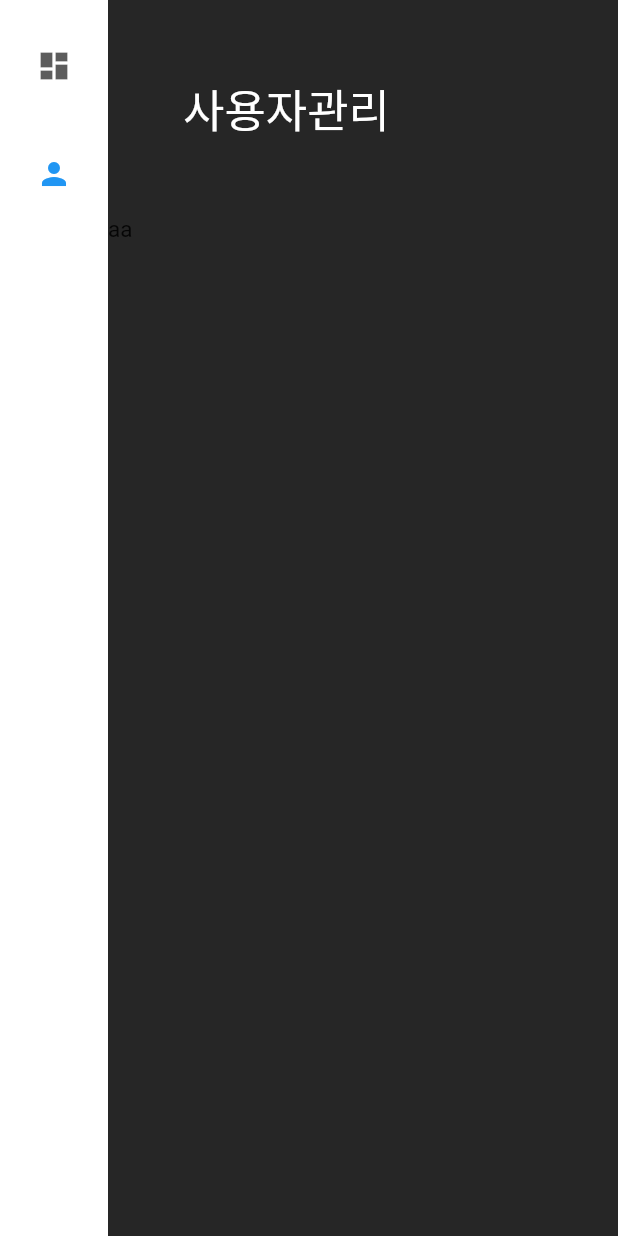
After one commit to kim-doan/portfolio_frontend, a Flutter app: the AdminScreen screen opened directly, after a tap on "사용자관리", on a phone screen of 412 x 824 dp. The commit adds this screen. Run offline on Flutter 3.47's test engine with Material 2 defaults, Android fonts, the phone set to English and light mode, and no system bars; our stand-ins replace animated_text_kit, flutter_screenutil, flutter_spinkit, fluttertoast, font_awesome_flutter, get and 2 more; missing offline and left inert: hovering; accounts and stored records are empty; Roboto replaces fonts that are missing (AppleSdGothicNeo).

Commit message:
관리자 페이지

```diff
--- /dev/null
+++ b/portfolio/lib/Screens/Admin/admin_screen.dart
@@ -0,0 +1,75 @@
+import 'package:flutter/material.dart';
+import 'package:portfolio/Screens/Admin/screen/dashboard.dart';
+import 'package:portfolio/Screens/Admin/screen/user_manage.dart';
+
+class AdminScreen extends StatefulWidget {
+  const AdminScreen({Key? key}) : super(key: key);
+
+  @override
+  _AdminScreenState createState() => _AdminScreenState();
+}
+
+class _AdminScreenState extends State<AdminScreen> {
+  int selectedIndex = 0;
+  bool expended = false;
+
+  List<Widget> screens = [Dashboard(), UserManage()];
+
+  List<String> menuName = ["대시보드", "사용자관리"];
+
+  @override
+  Widget build(BuildContext context) {
+    Size size = MediaQuery.of(context).size;
+
+    return Scaffold(
+      body: Container(
+        child: Row(
+          children: [
+            GestureDetector(
+              child: NavigationRail(
+                extended: expended,
+                destinations: [
+                  NavigationRailDestination(icon: Icon(Icons.dashboard), label: Text("대시보드")),
+                  NavigationRailDestination(icon: Icon(Icons.person), label: Text("사용자관리")),
+                ],
+                selectedIndex: selectedIndex,
+                onDestinationSelected: (index) {
+                  setState(() {
+                    selectedIndex = index;
+                  });
+                },
+              ),
+              onTap: () {
+                setState(() {
+                  expended = !expended;
+                });
+              },
+            ),
+            Column(
+              crossAxisAlignment: CrossAxisAlignment.start,
+              children: [
+                Padding(
+                  padding: const EdgeInsets.all(50.0),
+                  child: Text(
+                    menuName[selectedIndex],
+                    style: TextStyle(
+                      color: Colors.white,
+                      fontSize: 30,
+                    ),
+                  ),
+                ),
+                Expanded(
+                  child: SingleChildScrollView(
+                      child: Container(
+                    width: expended ? size.width - 250 : size.width - 72,
+                    child: screens[selectedIndex],
+                  )),
+                ),
+              ],
+            )
+          ],
+        ),
+      ),
+    );
+  }
+}
--- /dev/null
+++ b/portfolio/lib/Screens/Admin/screen/dashboard.dart
@@ -0,0 +1,20 @@
+import 'package:flutter/material.dart';
+
+class Dashboard extends StatelessWidget {
+  const Dashboard({Key? key}) : super(key: key);
+
+  @override
+  Widget build(BuildContext context) {
+    Size size = MediaQuery.of(context).size;
+    return Container(
+      child: SingleChildScrollView(
+        scrollDirection: Axis.horizontal,
+        child: Column(
+          children: [
+            Text("ddddddddddddddddddddddddddddddddddddddddddddddddddddddddddddddddddddddddddddd"),
+          ],
+        ),
+      ),
+    );
+  }
+}
--- /dev/null
+++ b/portfolio/lib/Screens/Admin/screen/user_manage.dart
@@ -0,0 +1,12 @@
+import 'package:flutter/material.dart';
+
+class UserManage extends StatelessWidget {
+  const UserManage({Key? key}) : super(key: key);
+
+  @override
+  Widget build(BuildContext context) {
+    return Container(
+      child: Text("aa"),
+    );
+  }
+}
--- a/portfolio/lib/Screens/Main/main_screen.dart
+++ b/portfolio/lib/Screens/Main/main_screen.dart
@@ -1,5 +1,4 @@
 import 'package:flutter/material.dart';
-import 'package:flutter_screenutil/flutter_screenutil.dart';
 import 'package:get/get.dart';
 import 'package:portfolio/Components/bottom_bar.dart';
 import 'package:portfolio/Components/custom_tab.dart';
@@ -7,11 +6,11 @@ import 'package:portfolio/Components/custom_tab_bar.dart';
 import 'package:portfolio/Components/login_form.dart';
 import 'package:portfolio/Controller/user_controller.dart';
 import 'package:portfolio/Screens/About/AboutScreen.dart';
+import 'package:portfolio/Screens/Admin/admin_screen.dart';
 import 'package:portfolio/Screens/Home/home_screen.dart';
 import 'package:portfolio/Utils/content_view.dart';
 import 'package:portfolio/Utils/tab_controller_handler.dart';
 import 'package:portfolio/Utils/view_wrapper.dart';
-import 'package:portfolio/constants.dart';
 import 'package:scrollable_positioned_list/scrollable_positioned_list.dart';
 
 class MainScreen extends StatefulWidget {
@@ -172,6 +171,7 @@ class _MainScreenState extends State<MainScreen> with SingleTickerProviderStateM
                         "[관리자 페이지]",
                         style: TextStyle(color: Colors.red),
                       ),
+                      onTap: () => Get.to(() => AdminScreen()),
                     ),
                   ),
                 )
```
